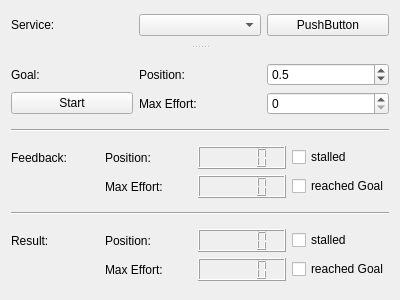
The window that tbf_gripper_rqt/resource/gca.ui (RLumSK/tubaf-gripper) describes before a commit, drawn with Qt 5.
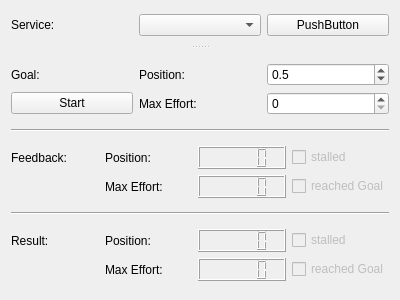
The same window after the commit.

Commit message: New rqt plugin finished

The edit to the form file:
```diff
--- a/tbf_gripper_rqt/resource/gca.ui
+++ b/tbf_gripper_rqt/resource/gca.ui
@@ -143,11 +143,14 @@
          </item>
          <item row="0" column="3">
           <widget class="QCheckBox" name="chk_fdb_stalled">
+           <property name="enabled">
+            <bool>false</bool>
+           </property>
            <property name="text">
             <string>stalled</string>
            </property>
            <property name="checkable">
-            <bool>false</bool>
+            <bool>true</bool>
            </property>
           </widget>
          </item>
@@ -163,11 +166,14 @@
          </item>
          <item row="1" column="3">
           <widget class="QCheckBox" name="chk_fdb_reached">
+           <property name="enabled">
+            <bool>false</bool>
+           </property>
            <property name="text">
             <string>reached Goal</string>
            </property>
            <property name="checkable">
-            <bool>false</bool>
+            <bool>true</bool>
            </property>
           </widget>
          </item>
@@ -201,11 +207,14 @@
          </item>
          <item row="0" column="3">
           <widget class="QCheckBox" name="chk_res_stalled">
+           <property name="enabled">
+            <bool>false</bool>
+           </property>
            <property name="text">
             <string>stalled</string>
            </property>
            <property name="checkable">
-            <bool>false</bool>
+            <bool>true</bool>
            </property>
           </widget>
          </item>
@@ -221,11 +230,14 @@
          </item>
          <item row="1" column="3">
           <widget class="QCheckBox" name="chk_res_reached">
+           <property name="enabled">
+            <bool>false</bool>
+           </property>
            <property name="text">
             <string>reached Goal</string>
            </property>
            <property name="checkable">
-            <bool>false</bool>
+            <bool>true</bool>
            </property>
           </widget>
          </item>
```
The commit also changes 1 other file.
